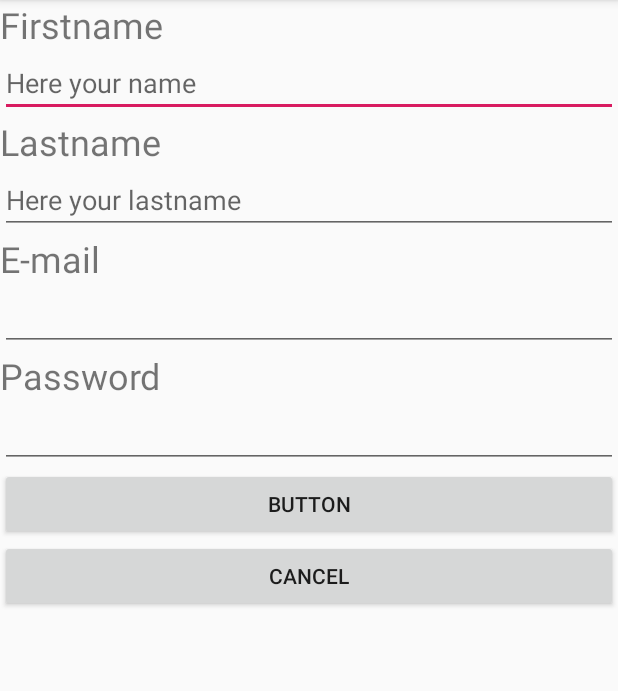
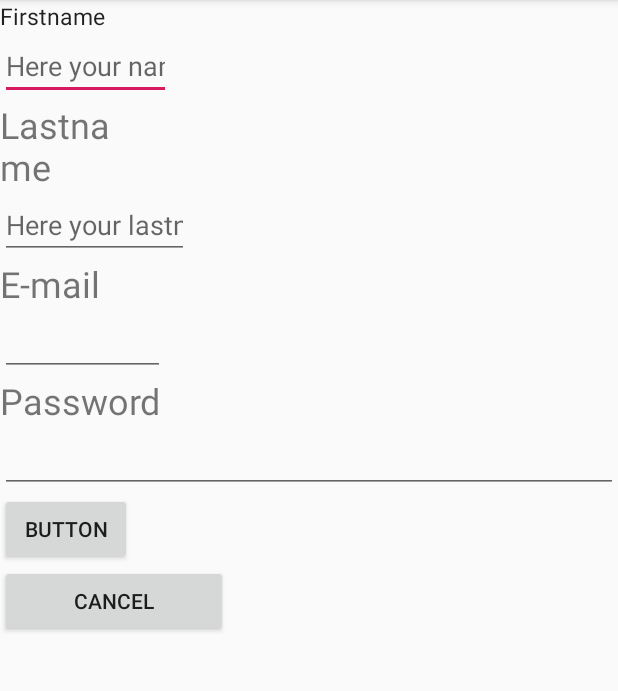
Before and after one commit to Juandavidargotipuchana/Moviles8E, an Android app: the RegisterActivity screen opened directly, with no data from a screen before it, on a phone screen of 412 x 824 dp, the part 84-775 px from its top. Run offline under Robolectric (Android 15) with nearby library versions, the phone set to English and light mode, and no system bars.

Commit message:
formulario2

```diff
--- a/Entrenamiento/app/src/main/AndroidManifest.xml
+++ b/Entrenamiento/app/src/main/AndroidManifest.xml
@@ -9,6 +9,7 @@
         android:roundIcon="@mipmap/ic_launcher_round"
         android:supportsRtl="true"
         android:theme="@style/AppTheme">
+        <activity android:name=".Formulario2"></activity>
         <activity android:name=".RegisterActivity">
             <intent-filter>
                 <action android:name="android.intent.action.MAIN" />
--- /dev/null
+++ b/Entrenamiento/app/src/main/res/layout/activity_formulario2.xml
@@ -0,0 +1,9 @@
+<?xml version="1.0" encoding="utf-8"?>
+<androidx.constraintlayout.widget.ConstraintLayout xmlns:android="http://schemas.android.com/apk/res/android"
+    xmlns:app="http://schemas.android.com/apk/res-auto"
+    xmlns:tools="http://schemas.android.com/tools"
+    android:layout_width="match_parent"
+    android:layout_height="match_parent"
+    tools:context=".Formulario2">
+
+</androidx.constraintlayout.widget.ConstraintLayout>
--- a/Entrenamiento/app/src/main/res/layout/activity_register.xml
+++ b/Entrenamiento/app/src/main/res/layout/activity_register.xml
@@ -9,33 +9,35 @@
     <LinearLayout
         android:layout_width="match_parent"
         android:layout_height="match_parent"
-        android:orientation="vertical">
+        android:orientation="vertical"
+        >
 
         <TextView
             android:id="@+id/textView"
-            android:layout_width="match_parent"
+            android:layout_width="wrap_content"
             android:layout_height="wrap_content"
             android:text="Firstname"
-            android:textSize="24sp" />
+            android:textAppearance="@style/TextAppearance.AppCompat.Body1"
+            android:textSize="15sp" />
 
         <EditText
             android:id="@+id/editText"
-            android:layout_width="match_parent"
+            android:layout_width="114dp"
             android:layout_height="wrap_content"
-            android:ems="10"
+            android:ems="8"
             android:hint="Here your name"
             android:inputType="textPersonName" />
 
         <TextView
             android:id="@+id/textView2"
-            android:layout_width="match_parent"
+            android:layout_width="80dp"
             android:layout_height="wrap_content"
             android:text="Lastname"
             android:textSize="24sp" />
 
         <EditText
             android:id="@+id/editText2"
-            android:layout_width="match_parent"
+            android:layout_width="126dp"
             android:layout_height="wrap_content"
             android:ems="10"
             android:hint="Here your lastname"
@@ -43,21 +45,21 @@
 
         <TextView
             android:id="@+id/textView3"
-            android:layout_width="match_parent"
+            android:layout_width="120dp"
             android:layout_height="wrap_content"
             android:text="E-mail"
             android:textSize="24sp" />
 
         <EditText
             android:id="@+id/editText3"
-            android:layout_width="match_parent"
+            android:layout_width="110dp"
             android:layout_height="wrap_content"
             android:ems="10"
             android:inputType="textEmailAddress" />
 
         <TextView
             android:id="@+id/textView4"
-            android:layout_width="match_parent"
+            android:layout_width="123dp"
             android:layout_height="wrap_content"
             android:text="Password"
             android:textSize="24sp" />
@@ -71,14 +73,16 @@
 
         <Button
             android:id="@+id/button1"
-            android:layout_width="match_parent"
+            android:layout_width="wrap_content"
             android:layout_height="wrap_content"
             android:text="Button" />
 
         <Button
             android:id="@+id/button2"
-            android:layout_width="match_parent"
+            android:layout_width="152dp"
             android:layout_height="wrap_content"
             android:text="@android:string/cancel" />
+
+
     </LinearLayout>
 </RelativeLayout>
```
Also changed, not shown: Entrenamiento/app/src/main/java/com/example/entrenamiento/Formulario2.java (added).
